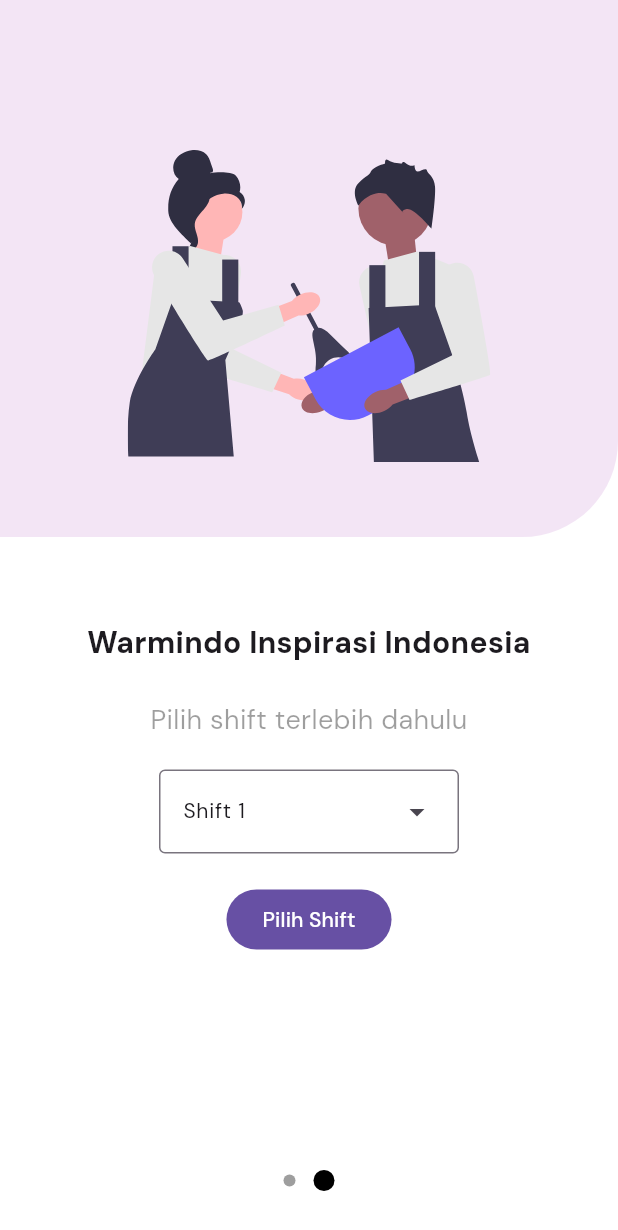
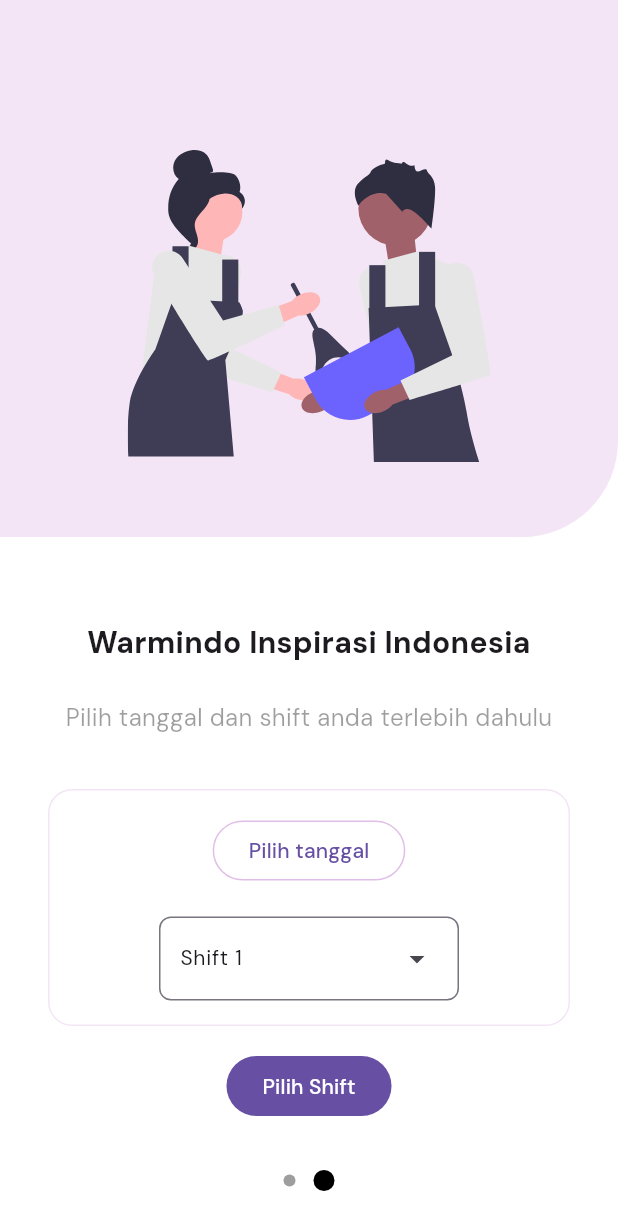
Before and after one commit to PinKevin/WII-FIX, a Flutter app: the OnboardingPage screen opened by its route, swiped to page 2, on a phone screen of 412 x 824 dp. Shown: the top 1230 px of the screen. Run offline on Flutter 3.47's test engine with Material 3 defaults, Android fonts, the phone set to English and light mode, and no system bars; drawn by our look-alikes of introduction_screen; our stand-ins replace flutter_svg, google_fonts, shared_preferences, supabase_flutter; accounts and stored records are empty; network calls fail.

Commit message:
feat: update ui

```diff
--- a/lib/main.dart
+++ b/lib/main.dart
@@ -3,7 +3,7 @@ import 'package:wii/screens/login.dart';
 import 'package:supabase_flutter/supabase_flutter.dart';
 import 'package:wii/screens/main.dart';
 import 'package:wii/screens/onboarding.dart';
-// import 'package:wii/screens/orders.dart';
+import 'package:wii/screens/orders.dart';
 import 'package:wii/screens/profile.dart';
 import 'package:google_fonts/google_fonts.dart';
 
@@ -36,7 +36,7 @@ class MainApp extends StatelessWidget {
       routes: {
         '/': (context) => const LoginPage(),
         '/dashboard': (context) => const MainPage(),
-        // '/orders': (context) => const OrdersPage(),
+        '/orders': (context) => const OrdersPage(),
         '/profile': (context) => const ProfilePage(),
         '/onboarding': (context) => const OnboardingPage(),
       },
--- a/lib/screens/main.dart
+++ b/lib/screens/main.dart
@@ -104,9 +104,7 @@ class _MainPageState extends State<MainPage> {
                   var transactions = snapshot.data;
 
                   var count = transactions!
-                      .where((transaction) =>
-                          transaction['status'] == 'baru' ||
-                          transaction['status'] == 'diproses')
+                      .where((transaction) => transaction['status'] == 'baru')
                       .length;
 
                   return Badge(
@@ -144,7 +142,7 @@ class _MainPageState extends State<MainPage> {
 
         const DashboardPage(),
 
-        // const OrdersPage(),
+        const OrdersPage(),
 
         const ProfilePage(),
       ][currentPageIndex],
--- a/lib/screens/onboarding.dart
+++ b/lib/screens/onboarding.dart
@@ -12,8 +12,8 @@ class OnboardingPage extends StatefulWidget {
 
 class _OnboardingPageState extends State<OnboardingPage> {
   final introKey = GlobalKey<IntroductionScreenState>();
-  bool shift1Selected = false;
-  bool shift2Selected = false;
+
+  DateTime? selectedDate;
 
   // @override
   // void initState() {
@@ -21,7 +21,7 @@ class _OnboardingPageState extends State<OnboardingPage> {
   //   super.initState();
   // }
 
-  void _onIntroEnd(context) {
+  void _onIntroEnd(context) async {
     Navigator.pushReplacementNamed(context, '/dashboard');
   }
 
@@ -30,7 +30,7 @@ class _OnboardingPageState extends State<OnboardingPage> {
     const String shoppingSvg = 'assets/shopping.svg';
     const String cookingSvg = 'assets/cooking.svg';
     var list = <String>['Shift 1', 'Shift 2'].toList();
-    String dropdownValue = list.first;
+    String dropdownValue = '';
 
     return IntroductionScreen(
       bodyPadding: const EdgeInsets.all(0),
@@ -78,8 +78,8 @@ class _OnboardingPageState extends State<OnboardingPage> {
               crossAxisAlignment: CrossAxisAlignment.stretch,
               children: [
                 const Text(
-                  "Pilih shift terlebih dahulu",
-                  style: TextStyle(fontSize: 18, color: Colors.black38),
+                  "Pilih tanggal dan shift anda terlebih dahulu",
+                  style: TextStyle(fontSize: 16, color: Colors.black38),
                   textAlign: TextAlign.center,
                 ),
                 Column(
@@ -88,40 +88,79 @@ class _OnboardingPageState extends State<OnboardingPage> {
                     const SizedBox(
                       height: 20,
                     ),
+                    Container(
+                      decoration: BoxDecoration(
+                        color: Colors.white,
+                        border: Border.all(color: Colors.purple.shade50),
+                        borderRadius:
+                            const BorderRadius.all(Radius.circular(16)),
+                      ),
+                      margin: const EdgeInsets.all(16),
+                      padding: const EdgeInsets.all(16),
+                      width: double.infinity,
+                      child: Column(
+                        mainAxisAlignment: MainAxisAlignment.start,
+                        children: [
+                          OutlinedButton(
+                            style: OutlinedButton.styleFrom(
+                              backgroundColor: Colors.transparent,
+                              side: BorderSide(
+                                  color: Colors.purple.shade100, width: 1),
+                            ),
+                            onPressed: () => _selectDate(context),
+                            child: Text(selectedDate != null
+                                ? 'Tanggal: ${selectedDate!.day}-${selectedDate!.month}-${selectedDate!.year}'
+                                : 'Pilih tanggal'),
+                          ),
+                          const SizedBox(height: 20),
                           DropdownMenu<String>(
+                            inputDecorationTheme: InputDecorationTheme(
+                              border: OutlineInputBorder(
+                                borderRadius: BorderRadius.circular(8),
+                                borderSide: const BorderSide(
+                                    color: Colors.purple, width: 1),
+                              ),
+                              focusedBorder: OutlineInputBorder(
+                                borderRadius: BorderRadius.circular(8),
+                                borderSide: const BorderSide(
+                                    color: Colors.purple, width: 1),
+                              ),
+                              contentPadding: const EdgeInsets.symmetric(
+                                  horizontal: 10, vertical: 6),
+                            ),
                             initialSelection: list.first,
                             width: 200,
-                      onSelected: (String? value) {
-                        // This is called when the user selects an item.
+                            onSelected: (String? value) async {
                               setState(() {
                                 dropdownValue = value!;
                               });
+                              SharedPreferences prefs =
+                                  await SharedPreferences.getInstance();
+                              prefs.setInt(
+                                'shift',
+                                value.toString() == 'Shift 1' ? 1 : 2,
+                              );
                             },
                             textStyle: const TextStyle(fontSize: 14),
                             menuStyle: const MenuStyle(
-                        backgroundColor: MaterialStatePropertyAll(Colors.white),
+                              backgroundColor:
+                                  MaterialStatePropertyAll(Colors.white),
                             ),
-                      dropdownMenuEntries:
-                          list.map<DropdownMenuEntry<String>>((String value) {
+                            dropdownMenuEntries: list
+                                .map<DropdownMenuEntry<String>>((String value) {
                               return DropdownMenuEntry<String>(
                                   value: value, label: value);
                             }).toList(),
                           ),
-                    const SizedBox(
-                      height: 20,
+                        ],
+                      ),
                     ),
                     FilledButton(
-                      onPressed: dropdownValue != ''
-                          ? () async {
-                              SharedPreferences prefs =
-                                  await SharedPreferences.getInstance();
-                              prefs.setString('shift', dropdownValue);
-
+                      onPressed: () {
                         _onIntroEnd(context);
-                            }
-                          : null,
+                      },
                       child: const Text('Pilih Shift'),
-                    )
+                    ),
                   ],
                 ),
               ]),
@@ -182,4 +221,20 @@ class _OnboardingPageState extends State<OnboardingPage> {
       ),
     );
   }
+
+  Future<void> _selectDate(BuildContext context) async {
+    final DateTime? pickedDate = await showDatePicker(
+        context: context,
+        initialDate: selectedDate ?? DateTime.now(),
+        firstDate: DateTime(2000),
+        lastDate: DateTime(2100));
+
+    if (pickedDate != null && pickedDate != selectedDate) {
+      setState(() {
+        selectedDate = pickedDate;
+      });
+      SharedPreferences prefs = await SharedPreferences.getInstance();
+      prefs.setString('date', pickedDate.toString());
     }
+  }
+}
```
Also changed, not shown: lib/screens/dashboard.dart (+20 -39 lines), lib/screens/order_detail.dart (+1 -12 lines), lib/screens/orders.dart (+28 -15 lines). Lines whose indentation alone changed are shown as unchanged.
